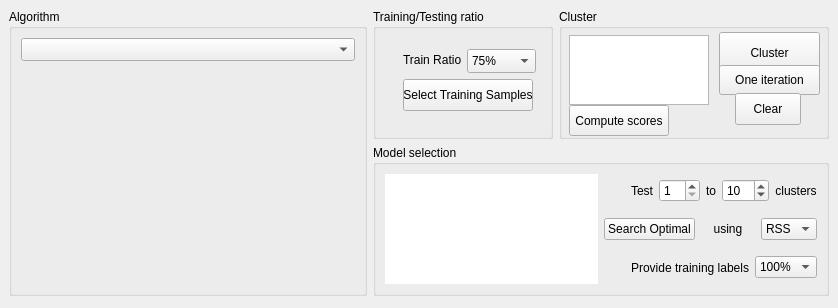
First picture: the form in MLDemos/optsCluster.ui, repository b4silio/MLDemos, before the edit.
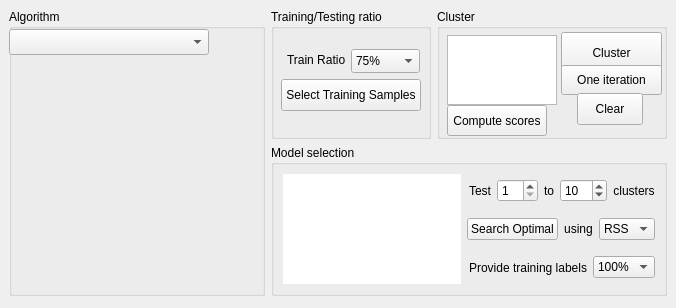
Second picture: the form after the edit.

```diff
--- a/MLDemos/optsCluster.ui
+++ b/MLDemos/optsCluster.ui
@@ -6,7 +6,7 @@
    <rect>
     <x>0</x>
     <y>0</y>
-    <width>838</width>
+    <width>676</width>
     <height>308</height>
    </rect>
   </property>
@@ -60,7 +60,7 @@
        <widget class="QGroupBox" name="ClusterGroupBox">
         <property name="minimumSize">
          <size>
-          <width>270</width>
+          <width>230</width>
           <height>0</height>
          </size>
         </property>
@@ -70,7 +70,7 @@
         <widget class="QPushButton" name="clusterButton">
          <property name="geometry">
           <rect>
-           <x>160</x>
+           <x>124</x>
            <y>23</y>
            <width>101</width>
            <height>41</height>
@@ -91,7 +91,7 @@
         <widget class="QPushButton" name="iterationButton">
          <property name="geometry">
           <rect>
-           <x>160</x>
+           <x>124</x>
            <y>56</y>
            <width>101</width>
            <height>30</height>
@@ -111,7 +111,7 @@
           <rect>
            <x>10</x>
            <y>26</y>
-           <width>140</width>
+           <width>110</width>
            <height>70</height>
           </rect>
          </property>
@@ -161,7 +161,7 @@
         <widget class="QPushButton" name="clearButton">
          <property name="geometry">
           <rect>
-           <x>176</x>
+           <x>140</x>
            <y>84</y>
            <width>66</width>
            <height>32</height>
@@ -183,21 +183,15 @@
         <property name="title">
          <string>Algorithm</string>
         </property>
-        <layout class="QVBoxLayout" name="verticalLayout_2">
-         <item>
-          <widget class="QWidget" name="widget_3" native="true">
-           <layout class="QVBoxLayout" name="verticalLayout_3">
-            <property name="leftMargin">
-             <number>0</number>
-            </property>
-            <property name="topMargin">
-             <number>0</number>
-            </property>
-            <property name="rightMargin">
-             <number>0</number>
-            </property>
-            <item>
              <widget class="QComboBox" name="algoList">
+         <property name="geometry">
+          <rect>
+           <x>0</x>
+           <y>20</y>
+           <width>200</width>
+           <height>26</height>
+          </rect>
+         </property>
               <property name="font">
                <font>
                 <pointsize>10</pointsize>
@@ -207,21 +201,23 @@
                <number>-1</number>
               </property>
              </widget>
-            </item>
-            <item>
-             <widget class="QWidget" name="algoWidget" native="true"/>
-            </item>
-           </layout>
-          </widget>
-         </item>
-        </layout>
+        <widget class="QWidget" name="algoWidget" native="true">
+         <property name="geometry">
+          <rect>
+           <x>6</x>
+           <y>50</y>
+           <width>218</width>
+           <height>240</height>
+          </rect>
+         </property>
+        </widget>
        </widget>
       </item>
       <item row="0" column="1">
        <widget class="QGroupBox" name="TestGroupBox">
         <property name="minimumSize">
          <size>
-          <width>180</width>
+          <width>160</width>
           <height>130</height>
          </size>
         </property>
@@ -231,7 +227,7 @@
         <widget class="QLabel" name="trainLabel">
          <property name="geometry">
           <rect>
-           <x>30</x>
+           <x>16</x>
            <y>42</y>
            <width>60</width>
            <height>18</height>
@@ -249,7 +245,7 @@
         <widget class="QComboBox" name="trainTestCombo">
          <property name="geometry">
           <rect>
-           <x>94</x>
+           <x>80</x>
            <y>40</y>
            <width>69</width>
            <height>24</height>
@@ -314,9 +310,9 @@
         <widget class="QPushButton" name="manualTrainButton">
          <property name="geometry">
           <rect>
-           <x>30</x>
+           <x>10</x>
            <y>70</y>
-           <width>130</width>
+           <width>140</width>
            <height>32</height>
           </rect>
          </property>
```
Lines whose indentation alone changed are shown as unchanged.
